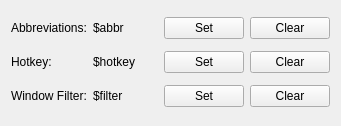
Above: lib/autokey/qtui/resources/ui/settingswidget.ui from autokey/autokey before the change. Below: the same form after it.
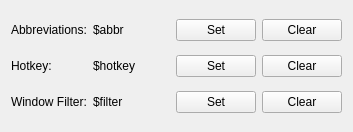
That is the form after the change. Icons and pictures are not drawn.

Commit message: Phrase/Script/Folder settings widget: Add an icon to clear buttons.

What changed in the file:
```diff
--- a/lib/autokey/qtui/resources/ui/settingswidget.ui
+++ b/lib/autokey/qtui/resources/ui/settingswidget.ui
@@ -6,8 +6,8 @@
    <rect>
     <x>0</x>
     <y>0</y>
-    <width>341</width>
-    <height>126</height>
+    <width>353</width>
+    <height>132</height>
    </rect>
   </property>
   <property name="windowTitle">
```
Left out of the diff: 9 changed lines with no effect on the pictures.
